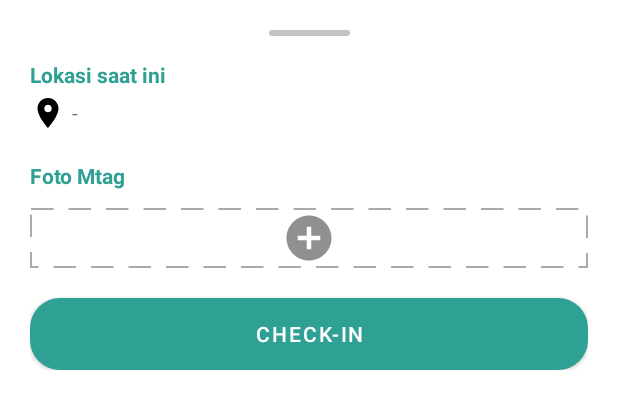
After one commit to pokrenz/bosslur-mtag, an Android app: the layout bottom_sheet_attendance.xml on its own in the app's theme, with its tools: preview values and no code run, on a phone screen of 412 x 824 dp. The commit adds this screen. Shown: the top 409 px of the screen. Run offline under Robolectric (Android 15) with nearby library versions, the phone set to English and light mode, and no system bars.

Commit message:
Create attendace ui , maps , btm sheet , currenttime

```diff
--- /dev/null
+++ b/app/src/main/res/drawable/bg_capture_photo.xml
@@ -0,0 +1,8 @@
+<?xml version="1.0" encoding="utf-8"?>
+<shape xmlns:android="http://schemas.android.com/apk/res/android"
+    android:shape="rectangle">
+    <stroke android:width="1dp" android:dashGap="10dp" android:color="@android:color/darker_gray"
+       android:dashWidth="15dp" />
+
+
+</shape>
--- /dev/null
+++ b/app/src/main/res/drawable/bg_handler_bottom_sheet.xml
@@ -0,0 +1,7 @@
+<?xml version="1.0" encoding="utf-8"?>
+<shape xmlns:android="http://schemas.android.com/apk/res/android"
+    android:shape="rectangle">
+    <solid android:color="#c4c4c4" />
+    <corners android:radius="16dp" />
+
+</shape>
--- /dev/null
+++ b/app/src/main/res/drawable/ic_baseline_add_circle_24.xml
@@ -0,0 +1,5 @@
+<vector android:height="24dp" android:tint="#909090"
+    android:viewportHeight="24" android:viewportWidth="24"
+    android:width="24dp" xmlns:android="http://schemas.android.com/apk/res/android">
+    <path android:fillColor="@android:color/white" android:pathData="M12,2C6.48,2 2,6.48 2,12s4.48,10 10,10 10,-4.48 10,-10S17.52,2 12,2zM17,13h-4v4h-2v-4L7,13v-2h4L11,7h2v4h4v2z"/>
+</vector>
--- /dev/null
+++ b/app/src/main/res/drawable/ic_baseline_location_searching_24.xml
@@ -0,0 +1,5 @@
+<vector android:height="24dp" android:tint="#909090"
+    android:viewportHeight="24" android:viewportWidth="24"
+    android:width="24dp" xmlns:android="http://schemas.android.com/apk/res/android">
+    <path android:fillColor="@android:color/white" android:pathData="M20.94,11c-0.46,-4.17 -3.77,-7.48 -7.94,-7.94V1h-2v2.06C6.83,3.52 3.52,6.83 3.06,11H1v2h2.06c0.46,4.17 3.77,7.48 7.94,7.94V23h2v-2.06c4.17,-0.46 7.48,-3.77 7.94,-7.94H23v-2h-2.06zM12,19c-3.87,0 -7,-3.13 -7,-7s3.13,-7 7,-7 7,3.13 7,7 -3.13,7 -7,7z"/>
+</vector>
--- /dev/null
+++ b/app/src/main/res/layout/bottom_sheet_attendance.xml
@@ -0,0 +1,94 @@
+<?xml version="1.0" encoding="utf-8"?>
+<androidx.constraintlayout.widget.ConstraintLayout xmlns:android="http://schemas.android.com/apk/res/android"
+    android:layout_width="match_parent"
+    android:layout_height="wrap_content"
+    xmlns:app="http://schemas.android.com/apk/res-auto"
+    android:background="@android:color/white"
+    android:paddingHorizontal="20dp"
+    android:paddingTop="20dp"
+    android:paddingBottom="28dp"
+    app:behavior_hideable = "false"
+    app:behavior_peekHeight = "44dp"
+    app:layout_behavior="com.google.android.material.bottomsheet.BottomSheetBehavior">
+
+    <View
+        android:id="@+id/bottom_handler"
+        android:layout_width="54dp"
+        android:layout_height="4dp"
+        android:background="@drawable/bg_handler_bottom_sheet"
+        app:layout_constraintStart_toStartOf="parent"
+        app:layout_constraintEnd_toEndOf="parent"
+        app:layout_constraintTop_toTopOf="parent"
+        />
+
+    <TextView
+        android:id="@+id/text_view_CurrentLocation"
+        android:layout_width="wrap_content"
+        android:layout_height="wrap_content"
+        android:text="Lokasi saat ini"
+        android:textColor="@color/colorPrimary"
+        android:textStyle="bold"
+        app:layout_constraintTop_toBottomOf="@id/bottom_handler"
+        app:layout_constraintStart_toStartOf="parent"
+        android:layout_marginTop="16dp"
+        />
+    <ImageView
+        android:id="@+id/image_view_pin"
+        android:layout_width="wrap_content"
+        android:layout_height="wrap_content"
+        android:src="@drawable/ic_baseline_location_on_24"
+        app:layout_constraintTop_toTopOf="@id/tvCoordinatLocation"
+        app:layout_constraintStart_toStartOf="parent"
+        android:layout_marginEnd="10dp"
+        />
+    <TextView
+        android:id="@+id/tvCoordinatLocation"
+        android:layout_width="0dp"
+        android:layout_height="wrap_content"
+        android:minHeight="24dp"
+        android:text="-"
+        android:layout_marginTop="4dp"
+        android:layout_marginStart="4dp"
+        android:gravity="center_vertical"
+        app:layout_constraintStart_toEndOf="@id/image_view_pin"
+        app:layout_constraintEnd_toEndOf="parent"
+        app:layout_constraintTop_toBottomOf="@id/text_view_CurrentLocation"
+        />
+
+    <TextView
+        android:id="@+id/text_view_photo"
+        android:layout_width="wrap_content"
+        android:layout_height="wrap_content"
+        android:text="Foto Mtag"
+        android:textColor="@color/colorPrimary"
+        android:textStyle="bold"
+        app:layout_constraintStart_toStartOf="parent"
+        app:layout_constraintTop_toBottomOf="@id/tvCoordinatLocation"
+        android:layout_marginTop="20dp"
+        />
+    <ImageView
+        android:id="@+id/ivPhoto"
+        android:layout_width="match_parent"
+        android:layout_height="wrap_content"
+        app:layout_constraintHeight_min="40dp"
+        app:layout_constraintHeight_max="200dp"
+        android:scaleType="fitCenter"
+        android:src="@drawable/ic_baseline_add_circle_24"
+        app:layout_constraintTop_toBottomOf="@id/text_view_photo"
+        android:layout_marginTop="12dp"
+        android:background="@drawable/bg_capture_photo"
+        android:paddingVertical="2dp"
+        />
+    <Button
+        android:id="@+id/btnCheckinAttendance"
+        android:layout_width="match_parent"
+        android:layout_height="wrap_content"
+        android:background="@drawable/bg_btn_primary"
+        android:text="Check-In"
+        android:textColor="@android:color/white"
+        app:layout_constraintTop_toBottomOf="@id/ivPhoto"
+        app:layout_constraintBottom_toBottomOf="parent"
+        android:layout_marginTop="20dp"
+        />
+
+</androidx.constraintlayout.widget.ConstraintLayout>
--- /dev/null
+++ b/app/src/main/res/values/google_maps_api.xml
@@ -0,0 +1,4 @@
+<?xml version="1.0" encoding="utf-8"?>
+<resources>
+    <string name="google_maps_key" translatable="false" >AIzaSyDUmP7wiwjnAypI2R82Hud5SnUJnyf_LbY</string>
+</resources>
```
Also changed, not shown: app/src/main/AndroidManifest.xml (+6 -1 lines), app/src/main/java/com/bosslur/mtagv2/views/attendance/AttendanceFragment.kt (+35 -44 lines), app/src/main/res/drawable/bg_currenttime_dialog.xml (added, +8 -0 lines), app/src/main/res/layout/fragment_attendance.xml (+32 -5 lines), app/src/main/res/layout/layout_currenttime_dialog.xml (added, +35 -0 lines).
